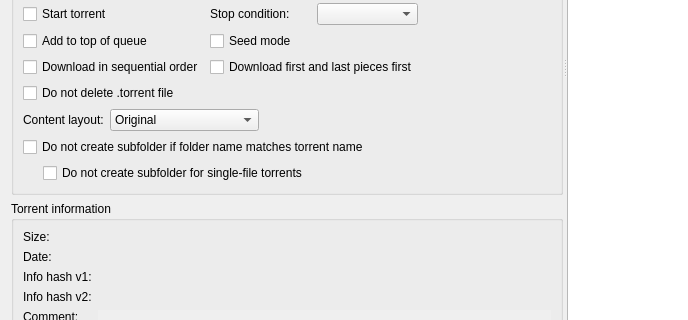
Old version of the form src/gui/addnewtorrentdialog.ui in the repository HASJ/qBittorrent; both pictures show x 0 to 688 and y 267 to 587 of the 900 by 680 pixel window.
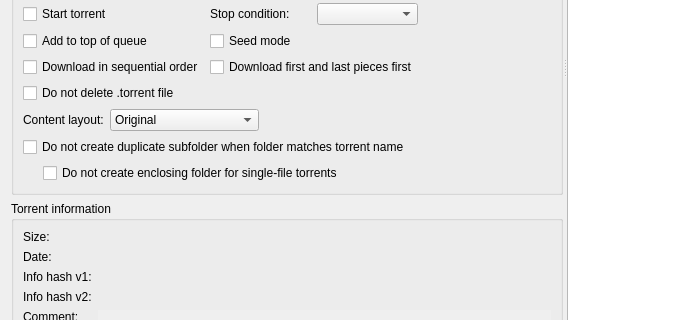
New version of the form. Custom widgets are drawn as their Qt base class.

Commit message:
Separate torrent file rename and clarify options
Clarify the descriptions and tooltips for the subfolder avoidance
options in Options, Add New Torrent, and Set Location dialogs to
better reflect their behavior.

Separate the single-file on-disk renaming behavior from the
subfolder layout settings into an independent setting
"Rename actual file on disk when renaming single-file torrent"
(RenameTorrentRenamesFile).

```diff
--- a/src/gui/addnewtorrentdialog.ui
+++ b/src/gui/addnewtorrentdialog.ui
@@ -372,7 +372,7 @@
                  <string>When saving, moving, or renaming, prevent creating a nested subfolder if the destination folder name already matches the torrent name.</string>
                 </property>
                 <property name="text">
-                 <string>Do not create subfolder if folder name matches torrent name</string>
+                 <string>Do not create duplicate subfolder when folder matches torrent name</string>
                 </property>
                </widget>
               </item>
@@ -387,7 +387,7 @@
                    <string>For torrents containing only a single file (even if enclosed in a folder), do not create a subfolder and use the file name as the torrent name.</string>
                   </property>
                   <property name="text">
-                   <string>Do not create subfolder for single-file torrents</string>
+                   <string>Do not create enclosing folder for single-file torrents</string>
                   </property>
                  </widget>
                 </item>
```
Left out of the diff: 4 changed lines with no effect on the pictures. The commit also changes 7 other files.
